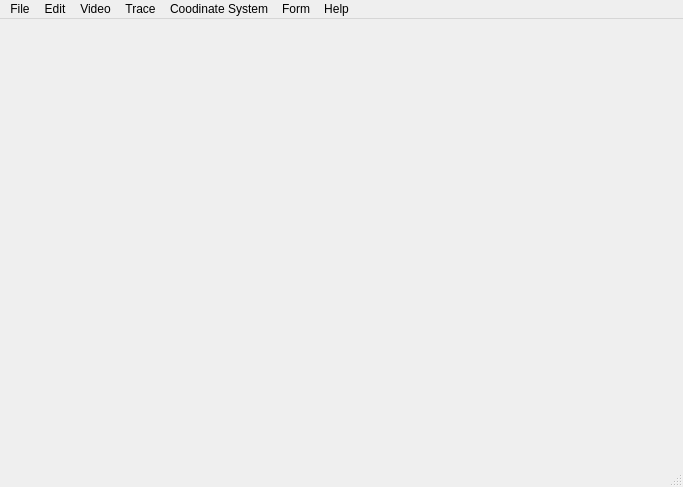
tomaswu/FastTracker, file views/mainwindow.ui: the form before one commit.
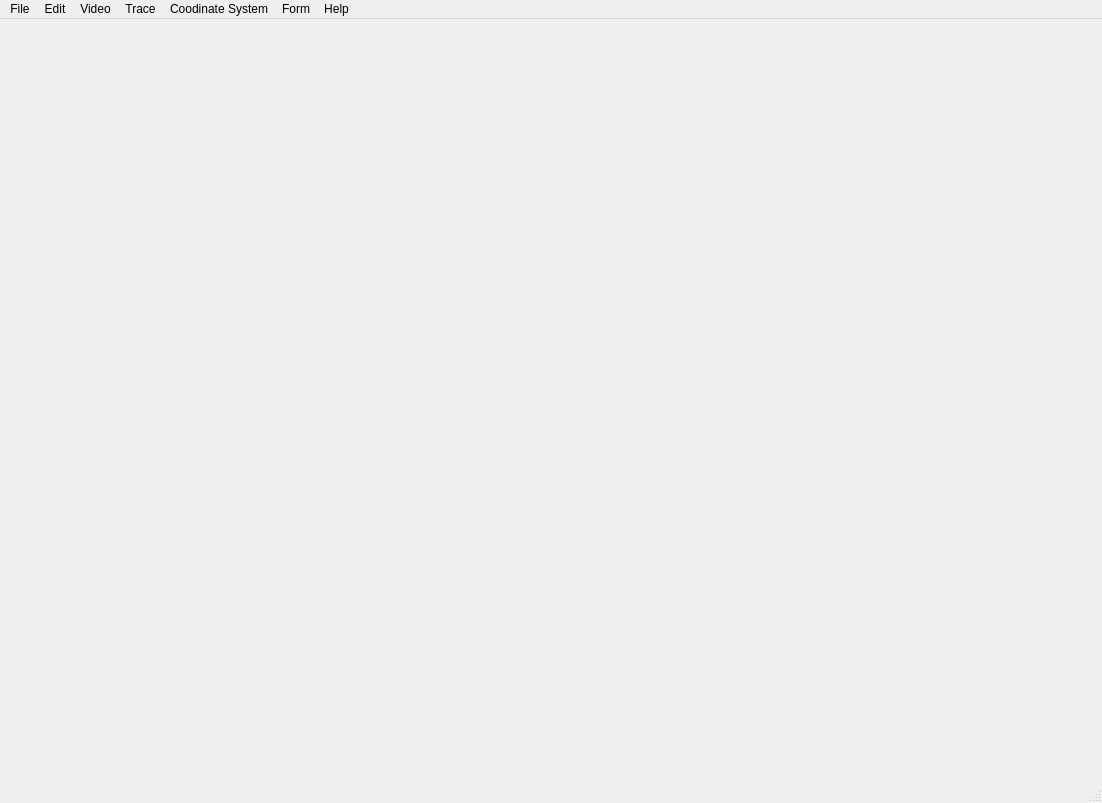
The form after the commit.

Patch:
```diff
--- a/views/mainwindow.ui
+++ b/views/mainwindow.ui
@@ -6,20 +6,22 @@
    <rect>
     <x>0</x>
     <y>0</y>
-    <width>683</width>
-    <height>487</height>
+    <width>1102</width>
+    <height>803</height>
    </rect>
   </property>
   <property name="windowTitle">
    <string>MainWindow</string>
   </property>
-  <widget class="QWidget" name="centralwidget"/>
+  <widget class="QWidget" name="centralwidget">
+   <layout class="QVBoxLayout" name="verticalLayout"/>
+  </widget>
   <widget class="QMenuBar" name="menubar">
    <property name="geometry">
     <rect>
      <x>0</x>
      <y>0</y>
-     <width>683</width>
+     <width>1102</width>
      <height>24</height>
     </rect>
    </property>
```
